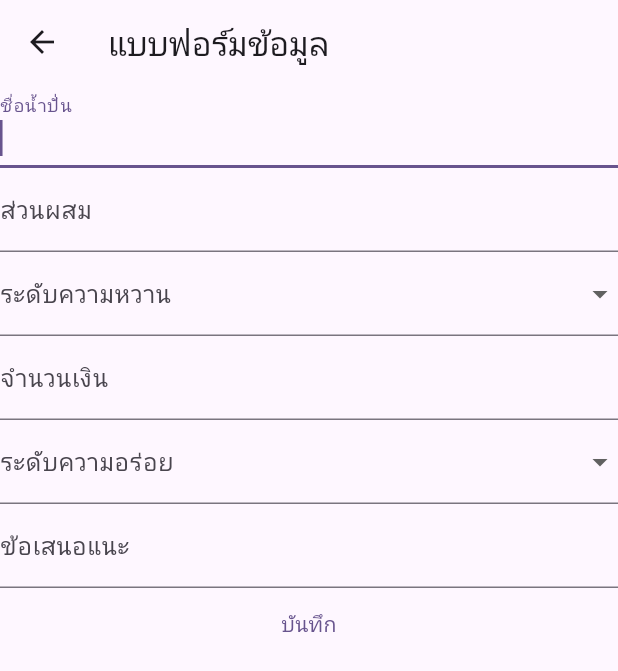
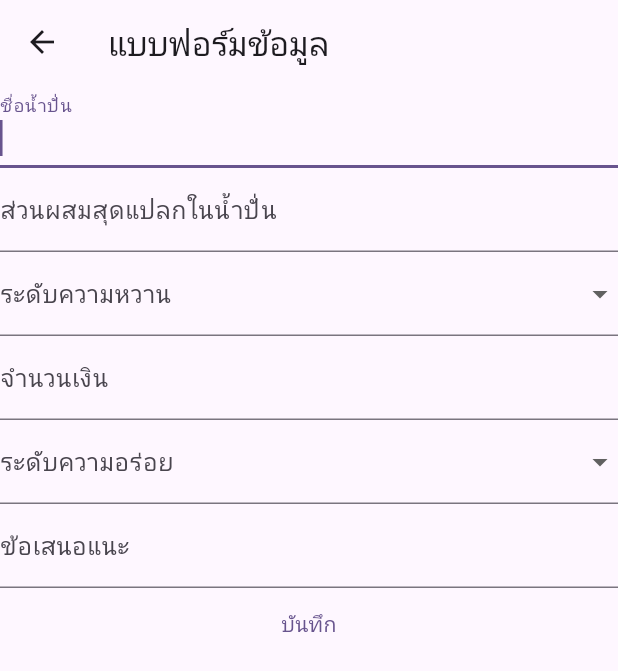
Before and after one commit to phonchai01/Project2ma, a Flutter app: the screen it shows after launch, after a tap on the "add" icon, on a phone screen of 412 x 824 dp. Shown: the top 671 px of the screen. Run offline on Flutter 3.47's test engine with Material 3 defaults, Android fonts, the phone set to English and light mode, and no system bars; our stand-ins replace sembast.

Commit message:
ChangeNameText

```diff
--- a/lib/main.dart
+++ b/lib/main.dart
@@ -24,7 +24,7 @@ class MyApp extends StatelessWidget {
           colorScheme: ColorScheme.fromSeed(seedColor: Colors.deepPurple),
           useMaterial3: true,
         ),
-        home: const MyHomePage(title: 'น้ำปั่น'),
+        home: const MyHomePage(title: 'น้ำปั่นสุดแปลก'),
       ),
     );
   }
--- a/lib/screens/form_screen.dart
+++ b/lib/screens/form_screen.dart
@@ -40,7 +40,7 @@ class FormScreen extends StatelessWidget {
             ),
             TextFormField(
               decoration: const InputDecoration(
-                labelText: 'ส่วนผสม',
+                labelText: 'ส่วนผสมสุดแปลกในน้ำปั่น',
               ),
               controller: mixController,
               validator: (String? str) {
```
